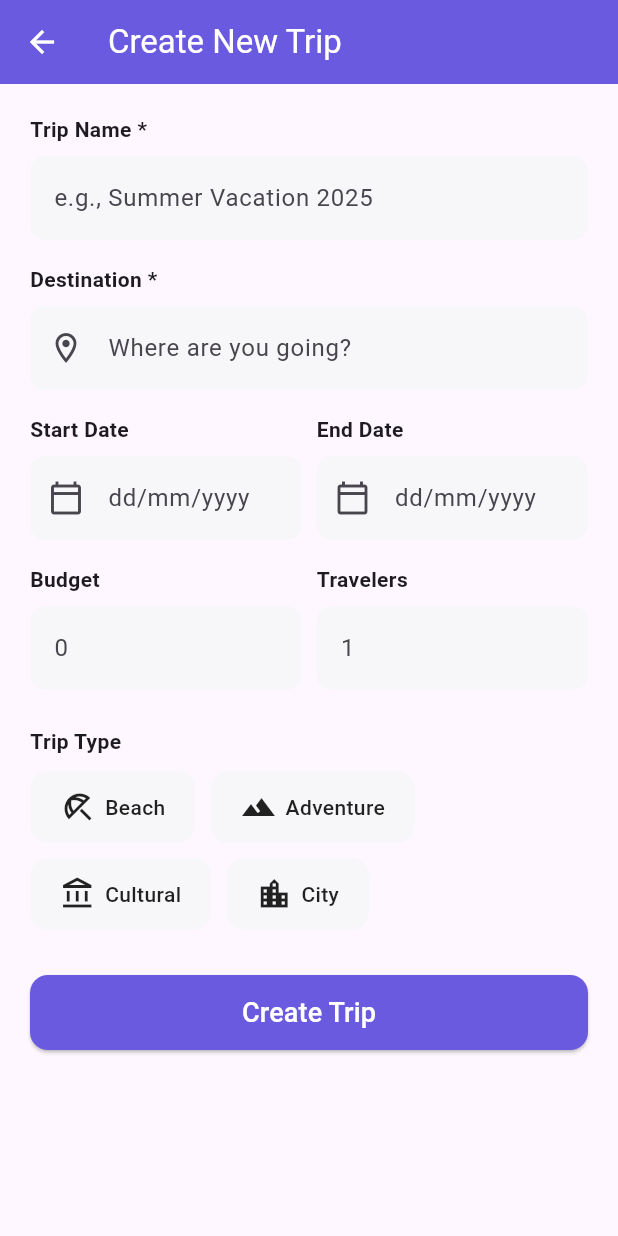
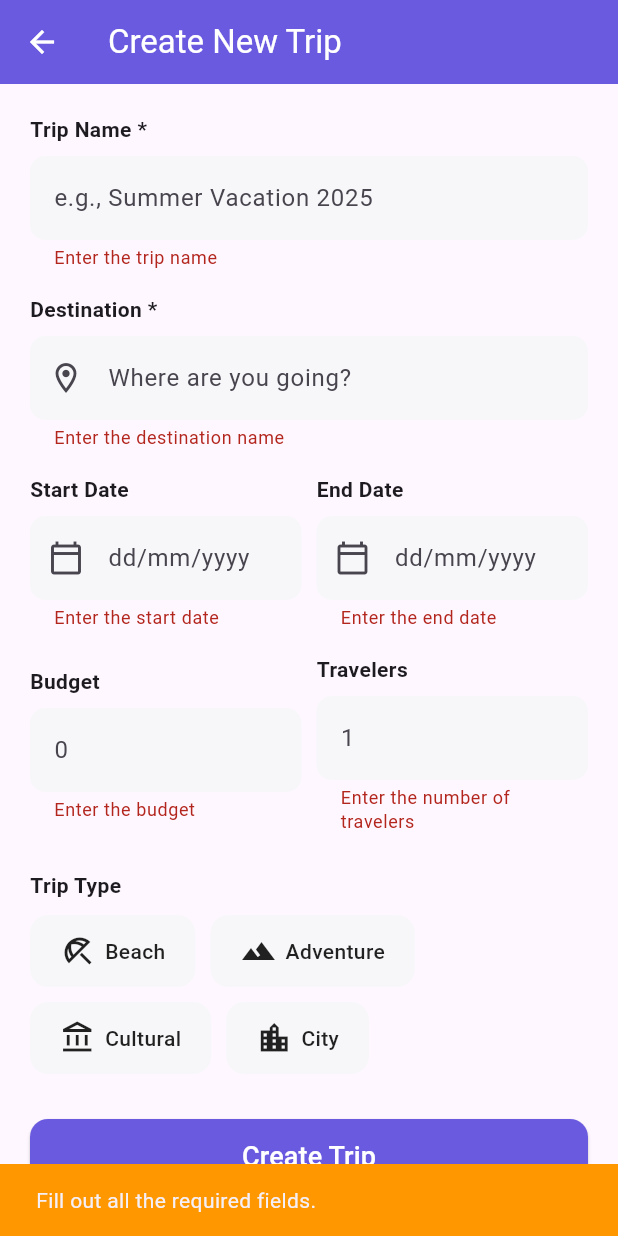
Before and after one commit to Haris0324/travel-buddy, a Flutter app: the AddTripPage screen opened directly, after a tap on "Create Trip", on a phone screen of 412 x 824 dp. Run offline on Flutter 3.47's test engine with Material 3 defaults, Android fonts, the phone set to English and light mode, and no system bars; our stand-ins replace firebase_auth, firebase_core; accounts and stored records are empty; network calls fail.

Commit message:
validation-in-add-trip

```diff
--- a/lib/add_trip.dart
+++ b/lib/add_trip.dart
@@ -20,19 +20,32 @@ class _AddTripPageState extends State<AddTripPage> {
 
   String? _selectedTripType;
 
-  Future<void> _pickDate(TextEditingController controller) async {
+  Future<void> _pickDate(TextEditingController controller, {bool isStart = false}) async {
+    final DateTime now = DateTime.now();
+    DateTime firstDate = now;
+    DateTime? initialDate = now;
+
+    // If selecting end date, make sure it starts after selected start date
+    if (!isStart && _startDateController.text.isNotEmpty) {
+      final startDate = DateFormat('dd/MM/yyyy').parse(_startDateController.text);
+      firstDate = startDate.add(const Duration(days: 1));
+      initialDate = firstDate;
+    }
+
     final DateTime? pickedDate = await showDatePicker(
       context: context,
-      initialDate: DateTime.now(),
-      firstDate: DateTime(2025),
+      initialDate: initialDate!,
+      firstDate: firstDate,
       lastDate: DateTime(2035),
     );
+
     if (pickedDate != null) {
       setState(() {
         controller.text = DateFormat('dd/MM/yyyy').format(pickedDate);
       });
     }
   }
+
 
   @override
   Widget build(BuildContext context) {
@@ -64,15 +77,26 @@ class _AddTripPageState extends State<AddTripPage> {
                       borderRadius: BorderRadius.circular(10),
                       borderSide: BorderSide.none),
                 ),
+                validator: (value) {
+                  if (value==null||value.isEmpty) {
+                    return "Enter the trip name";
+                  }
+                  return null;
+                },
               ),
               const SizedBox(height: 16),
 
               // Destination
-              const Text("Destination *",
-                  style: TextStyle(fontWeight: FontWeight.bold)),
+              const Text("Destination *", style: TextStyle(fontWeight: FontWeight.bold)),
               const SizedBox(height: 8),
               TextFormField(
                 controller: _destinationController,
+                validator: (value) {
+                  if (value==null||value.isEmpty) {
+                    return "Enter the destination name";
+                  }
+                  return null;
+                },
                 decoration: InputDecoration(
                   hintText: "Where are you going?",
                   prefixIcon: const Icon(Icons.location_on_outlined),
@@ -92,22 +116,34 @@ class _AddTripPageState extends State<AddTripPage> {
                     child: Column(
                       crossAxisAlignment: CrossAxisAlignment.start,
                       children: [
-                        const Text("Start Date",
-                            style: TextStyle(fontWeight: FontWeight.bold)),
+                        const Text("Start Date", style: TextStyle(fontWeight: FontWeight.bold)),
                         const SizedBox(height: 8),
                         TextFormField(
                           controller: _startDateController,
                           readOnly: true,
-                          onTap: () => _pickDate(_startDateController),
+                          onTap: () => _pickDate(_startDateController, isStart: true),
                           decoration: InputDecoration(
                             hintText: "dd/mm/yyyy",
                             prefixIcon: const Icon(Icons.calendar_today_outlined),
                             filled: true,
                             fillColor: const Color(0xFFF7F7F9),
                             border: OutlineInputBorder(
-                                borderRadius: BorderRadius.circular(10),
-                                borderSide: BorderSide.none),
+                              borderRadius: BorderRadius.circular(10),
+                              borderSide: BorderSide.none,
+                            ),
                           ),
+                          validator: (value) {
+                            if (value == null || value.isEmpty) {
+                              return "Enter the start date";
+                            }
+
+                            final startDate = DateFormat('dd/MM/yyyy').parse(value);
+                            if (startDate.isBefore(DateTime.now())) {
+                              return "Start date cannot be before today";
+                            }
+
+                            return null;
+                          },
                         ),
                       ],
                     ),
@@ -117,8 +153,7 @@ class _AddTripPageState extends State<AddTripPage> {
                     child: Column(
                       crossAxisAlignment: CrossAxisAlignment.start,
                       children: [
-                        const Text("End Date",
-                            style: TextStyle(fontWeight: FontWeight.bold)),
+                        const Text("End Date", style: TextStyle(fontWeight: FontWeight.bold)),
                         const SizedBox(height: 8),
                         TextFormField(
                           controller: _endDateController,
@@ -130,9 +165,25 @@ class _AddTripPageState extends State<AddTripPage> {
                             filled: true,
                             fillColor: const Color(0xFFF7F7F9),
                             border: OutlineInputBorder(
-                                borderRadius: BorderRadius.circular(10),
-                                borderSide: BorderSide.none),
+                              borderRadius: BorderRadius.circular(10),
+                              borderSide: BorderSide.none,
+                            ),
                           ),
+                          validator: (value) {
+                            if (value == null || value.isEmpty) {
+                              return "Enter the end date";
+                            }
+
+                            if (_startDateController.text.isNotEmpty) {
+                              final startDate = DateFormat('dd/MM/yyyy').parse(_startDateController.text);
+                              final endDate = DateFormat('dd/MM/yyyy').parse(value);
+                              if (!endDate.isAfter(startDate)) {
+                                return "End date must be after the start date";
+                              }
+                            }
+
+                            return null;
+                          },
                         ),
                       ],
                     ),
@@ -148,13 +199,26 @@ class _AddTripPageState extends State<AddTripPage> {
                     child: Column(
                       crossAxisAlignment: CrossAxisAlignment.start,
                       children: [
-                        const Text("Budget",
-                            style: TextStyle(fontWeight: FontWeight.bold)),
+                        const Text("Budget", style: TextStyle(fontWeight: FontWeight.bold)),
                         const SizedBox(height: 8),
                         TextFormField(
                           controller: _budgetController,
+                          validator: (value) {
+                            if(value==null||value.isEmpty) {
+                              return "Enter the budget";
+                            }
+                            final number = int.tryParse(value);
+                            if (number == null) {
+                              return "Enter a valid number";
+                            }
+                            if (number <= 0) {
+                              return "Budget must be greater than 0";
+                            }
+                            return null;
+                          },
                           keyboardType: TextInputType.number,
                           decoration: InputDecoration(
+                            errorMaxLines: 2,
                             hintText: "0",
                             filled: true,
                             fillColor: const Color(0xFFF7F7F9),
@@ -171,13 +235,26 @@ class _AddTripPageState extends State<AddTripPage> {
                     child: Column(
                       crossAxisAlignment: CrossAxisAlignment.start,
                       children: [
-                        const Text("Travelers",
-                            style: TextStyle(fontWeight: FontWeight.bold)),
+                        const Text("Travelers", style: TextStyle(fontWeight: FontWeight.bold)),
                         const SizedBox(height: 8),
                         TextFormField(
                           controller: _travelersController,
                           keyboardType: TextInputType.number,
+                          validator: (value) {
+                            if(value==null||value.isEmpty) {
+                              return "Enter the number of travelers";
+                            }
+                            final number = int.tryParse(value);
+                            if (number == null) {
+                              return "Enter a valid number";
+                            }
+                            if (number <= 0) {
+                              return "no of travelers must be greater than 0";
+                            }
+                            return null;
+                          },
                           decoration: InputDecoration(
+                            errorMaxLines: 2,
                             hintText: "1",
                             filled: true,
                             fillColor: const Color(0xFFF7F7F9),
@@ -194,8 +271,7 @@ class _AddTripPageState extends State<AddTripPage> {
               const SizedBox(height: 24),
 
               // Trip Type
-              const Text("Trip Type",
-                  style: TextStyle(fontWeight: FontWeight.bold)),
+              const Text("Trip Type", style: TextStyle(fontWeight: FontWeight.bold)),
               const SizedBox(height: 10),
 
               Wrap(
@@ -217,16 +293,44 @@ class _AddTripPageState extends State<AddTripPage> {
                 child: ElevatedButton(
                   onPressed: () {
                     if (_formKey.currentState!.validate()) {
-                      print("Trip Created!");
+                      if (_selectedTripType == null) {
+                        // Trip type not selected
+                        ScaffoldMessenger.of(context).showSnackBar(
+                          const SnackBar(
+                            content: Text("Please select a trip type before submitting."),
+                            backgroundColor: Colors.redAccent,
+                          ),
+                        );
+                      } else {
+                        // All valid
+                        ScaffoldMessenger.of(context).showSnackBar(
+                          SnackBar(
+                            content: Text(
+                              "Trip created successfully! (${_selectedTripType!})",
+                            ),
+                            backgroundColor: Colors.green,
+                          ),
+                        );
+                      }
+                    } else {
+                      ScaffoldMessenger.of(context).showSnackBar(
+                        const SnackBar(
+                          content: Text("Fill out all the required fields."),
+                          backgroundColor: Colors.orange,
+                        ),
+                      );
                     }
                   },
                   style: ElevatedButton.styleFrom(
                     backgroundColor: const Color(0xFF6A5AE0),
                     shape: RoundedRectangleBorder(
-                        borderRadius: BorderRadius.circular(12)),
+                      borderRadius: BorderRadius.circular(12),
+                    ),
                   ),
-                  child: const Text("Create Trip",
-                      style: TextStyle(fontSize: 18, color: Colors.white)),
+                  child: const Text(
+                    "Create Trip",
+                    style: TextStyle(fontSize: 18, color: Colors.white),
+                  ),
                 ),
               ),
             ],
```
